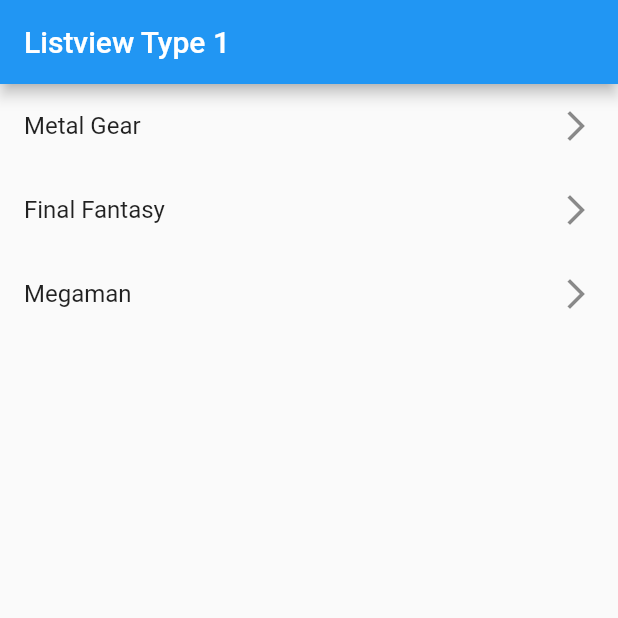
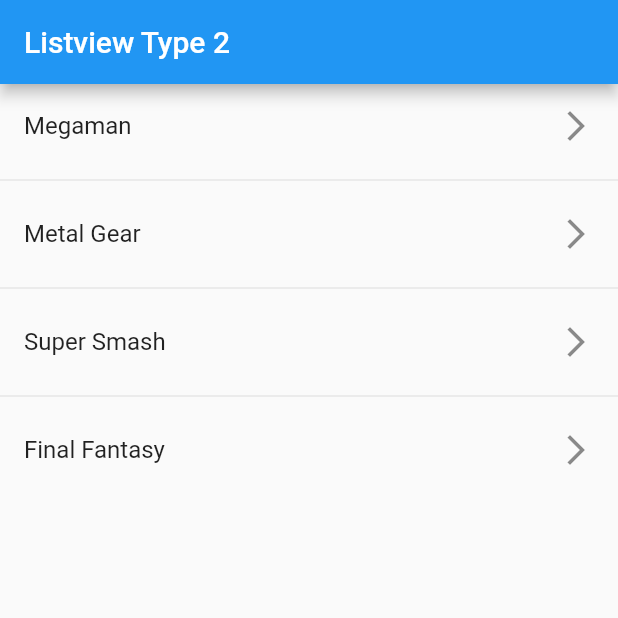
Before and after one commit to BryanParada/flComponents, a Flutter app: the screen it shows after launch, on a phone screen of 412 x 824 dp, the top half of it. Run offline on Flutter 3.47's test engine with Material 2 defaults, Android fonts, the phone set to English and light mode, and no system bars.

Commit message:
F66 - Listview: Builder & Separated

```diff
--- a/lib/main.dart
+++ b/lib/main.dart
@@ -1,5 +1,6 @@
-import 'package:fl_components/screens/listview1_screen.dart';
 import 'package:flutter/material.dart';
+
+import 'package:fl_components/screens/listview2_screen.dart';
 
 void main() => runApp(const MyApp());
 
@@ -11,7 +12,7 @@ class MyApp extends StatelessWidget {
     return const MaterialApp(
       debugShowCheckedModeBanner: false,
       title: 'Material App',
-      home: Listview1Screen()
+      home: Listview2Screen()
     );
   }
 }
--- a/lib/screens/listview1_screen.dart
+++ b/lib/screens/listview1_screen.dart
@@ -22,8 +22,9 @@ class Listview1Screen extends StatelessWidget {
                     title: Text(game),
                     trailing: const Icon( Icons.arrow_forward_ios_outlined)
                   )
-          ).toList()
+          ).toList(),
 
+          //Divider(),
 
           // ListTile(
           //   // leading: Icon(Icons.beach_access),
--- /dev/null
+++ b/lib/screens/listview2_screen.dart
@@ -0,0 +1,27 @@
+
+
+import 'package:flutter/material.dart';
+
+class Listview2Screen extends StatelessWidget {
+
+  final options = const['Megaman', 'Metal Gear', 'Super Smash', 'Final Fantasy'];
+
+  const Listview2Screen({Key? key}) : super(key: key);
+
+  @override
+  Widget build(BuildContext context) {
+    return Scaffold(
+      appBar: AppBar(
+        title: const Text('Listview Type 2'),
+      ),
+      body: ListView.separated(
+        itemCount: options.length,
+        itemBuilder: (context, i) => ListTile(
+                    title: Text(options[i]),
+                    trailing: const Icon( Icons.arrow_forward_ios_outlined)), //Text(options[index])
+        separatorBuilder: ( _, __ ) => const Divider())
+
+
+    );
+  }
+}
```
